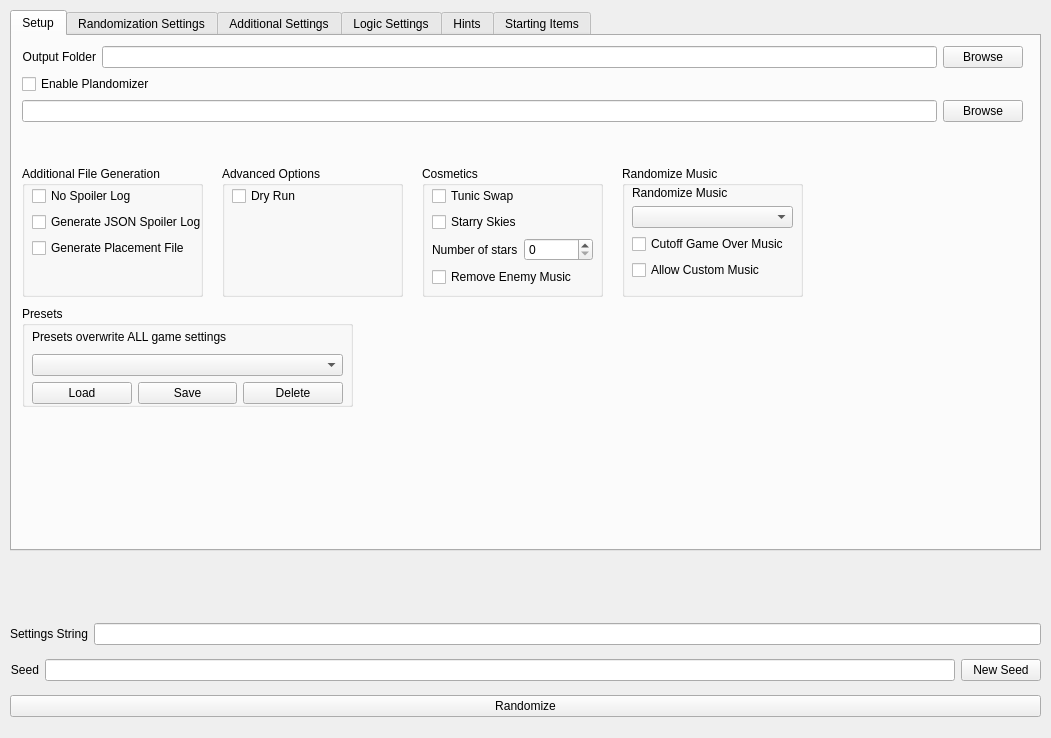
Old version of the form gui/randogui.ui in the repository ssrando/ssrando.
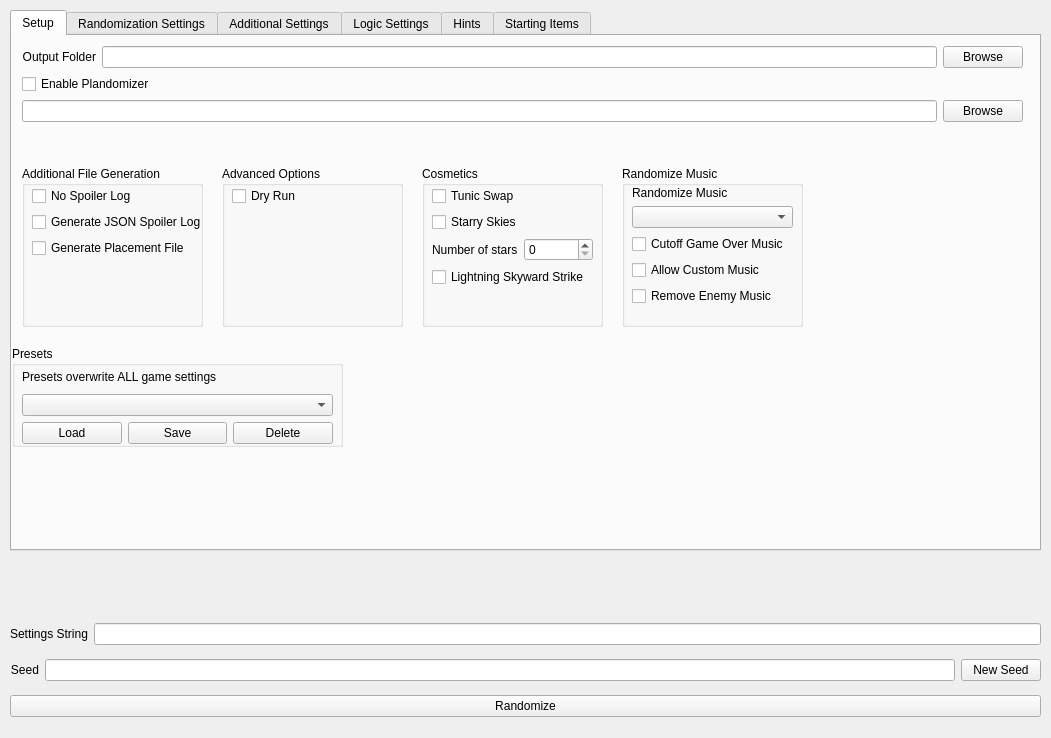
New version of the form.

Commit message: Added in Lightning Strike Option

Diff of the .ui file:
```diff
--- a/gui/randogui.ui
+++ b/gui/randogui.ui
@@ -159,7 +159,7 @@
         <x>10</x>
         <y>130</y>
         <width>181</width>
-        <height>131</height>
+        <height>161</height>
        </rect>
       </property>
       <property name="title">
@@ -171,7 +171,7 @@
          <x>10</x>
          <y>20</y>
          <width>169</width>
-         <height>101</height>
+         <height>131</height>
         </rect>
        </property>
        <layout class="QVBoxLayout" name="vlay_additional_files">
@@ -218,7 +218,7 @@
         <x>210</x>
         <y>130</y>
         <width>181</width>
-        <height>131</height>
+        <height>161</height>
        </rect>
       </property>
       <property name="title">
@@ -230,7 +230,7 @@
          <x>10</x>
          <y>20</y>
          <width>161</width>
-         <height>101</height>
+         <height>131</height>
         </rect>
        </property>
        <layout class="QVBoxLayout" name="vlay_advanced">
@@ -263,7 +263,7 @@
         <x>410</x>
         <y>130</y>
         <width>181</width>
-        <height>131</height>
+        <height>161</height>
        </rect>
       </property>
       <property name="title">
@@ -275,7 +275,7 @@
          <x>10</x>
          <y>20</y>
          <width>161</width>
-         <height>109</height>
+         <height>131</height>
         </rect>
        </property>
        <layout class="QVBoxLayout" name="vlay_cosmetics">
@@ -330,9 +330,9 @@
          </layout>
         </item>
         <item>
-         <widget class="QCheckBox" name="option_no_enemy_music">
+         <widget class="QCheckBox" name="option_lightning_skyward_strike">
           <property name="text">
-           <string>Remove Enemy Music</string>
+           <string>Lightning Skyward Strike</string>
           </property>
          </widget>
         </item>
@@ -358,7 +358,7 @@
         <x>610</x>
         <y>130</y>
         <width>181</width>
-        <height>131</height>
+        <height>161</height>
        </rect>
       </property>
       <property name="title">
@@ -370,7 +370,7 @@
          <x>10</x>
          <y>20</y>
          <width>161</width>
-         <height>106</height>
+         <height>132</height>
         </rect>
        </property>
        <layout class="QVBoxLayout" name="vlay_music_rando">
@@ -402,6 +402,13 @@
           </property>
          </widget>
         </item>
+        <item>
+         <widget class="QCheckBox" name="option_no_enemy_music">
+          <property name="text">
+           <string>Remove Enemy Music</string>
+          </property>
+         </widget>
+        </item>
         <item>
          <spacer name="verticalSpacer_16">
           <property name="orientation">
@@ -421,8 +428,8 @@
      <widget class="QGroupBox" name="box_presets">
       <property name="geometry">
        <rect>
-        <x>10</x>
-        <y>270</y>
+        <x>0</x>
+        <y>310</y>
         <width>331</width>
         <height>101</height>
        </rect>
```
The commit also changes 4 other files.
